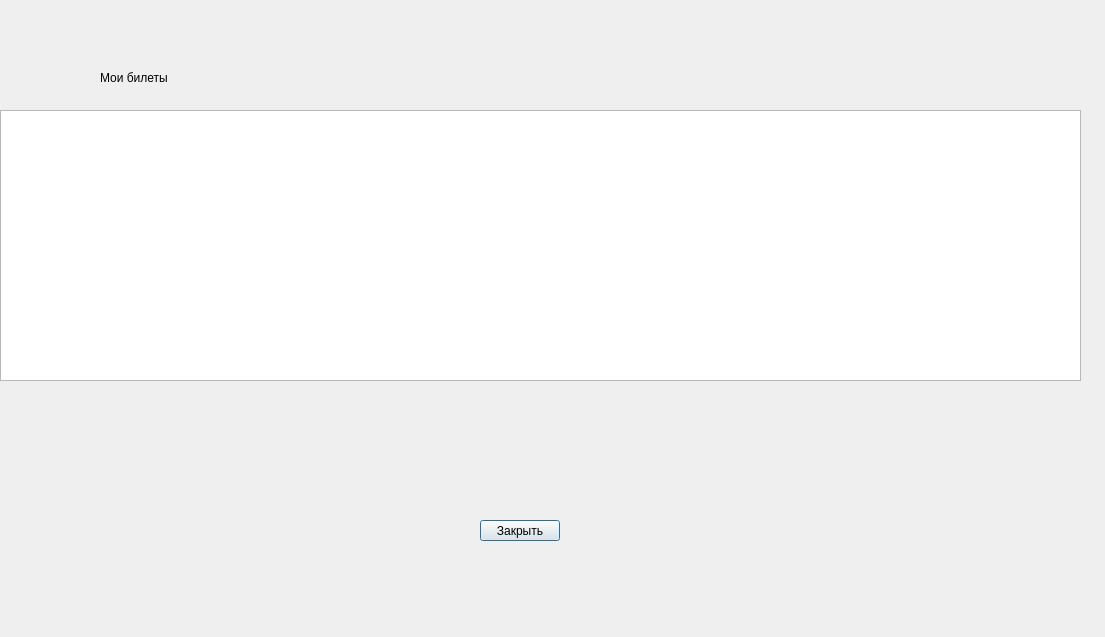
Above: basket_view.ui from stepankolchin/TeatrPostgreSQL before the change. Below: the same form after it.
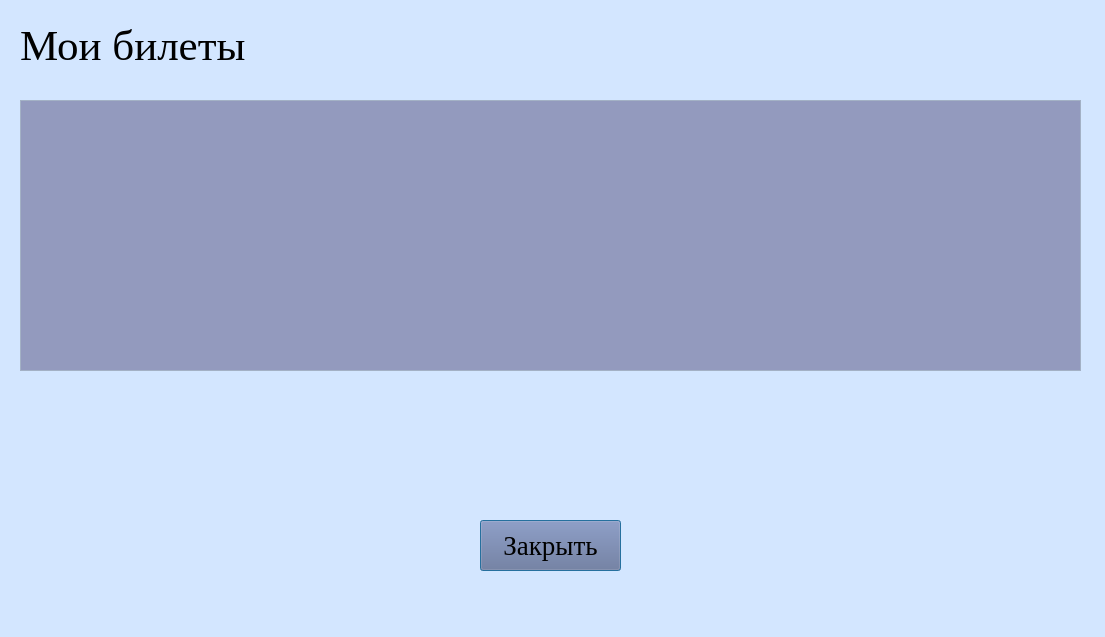
That is the form after the change.

Commit message: Настроить дизайн всех форм

The edit to the form file:
```diff
--- a/basket_view.ui
+++ b/basket_view.ui
@@ -10,28 +10,141 @@
     <height>637</height>
    </rect>
   </property>
+  <property name="palette">
+   <palette>
+    <active>
+     <colorrole role="Base">
+      <brush brushstyle="SolidPattern">
+       <color alpha="255">
+        <red>255</red>
+        <green>255</green>
+        <blue>255</blue>
+       </color>
+      </brush>
+     </colorrole>
+     <colorrole role="Window">
+      <brush brushstyle="SolidPattern">
+       <color alpha="255">
+        <red>211</red>
+        <green>230</green>
+        <blue>255</blue>
+       </color>
+      </brush>
+     </colorrole>
+    </active>
+    <inactive>
+     <colorrole role="Base">
+      <brush brushstyle="SolidPattern">
+       <color alpha="255">
+        <red>255</red>
+        <green>255</green>
+        <blue>255</blue>
+       </color>
+      </brush>
+     </colorrole>
+     <colorrole role="Window">
+      <brush brushstyle="SolidPattern">
+       <color alpha="255">
+        <red>211</red>
+        <green>230</green>
+        <blue>255</blue>
+       </color>
+      </brush>
+     </colorrole>
+    </inactive>
+    <disabled>
+     <colorrole role="Base">
+      <brush brushstyle="SolidPattern">
+       <color alpha="255">
+        <red>211</red>
+        <green>230</green>
+        <blue>255</blue>
+       </color>
+      </brush>
+     </colorrole>
+     <colorrole role="Window">
+      <brush brushstyle="SolidPattern">
+       <color alpha="255">
+        <red>211</red>
+        <green>230</green>
+        <blue>255</blue>
+       </color>
+      </brush>
+     </colorrole>
+    </disabled>
+   </palette>
+  </property>
+  <property name="font">
+   <font>
+    <family>Times New Roman</family>
+    <pointsize>20</pointsize>
+   </font>
+  </property>
   <property name="windowTitle">
    <string>Dialog</string>
   </property>
   <widget class="QTableWidget" name="tableWidget">
    <property name="geometry">
     <rect>
-     <x>0</x>
-     <y>110</y>
-     <width>1081</width>
+     <x>20</x>
+     <y>100</y>
+     <width>1061</width>
      <height>271</height>
     </rect>
    </property>
+   <property name="palette">
+    <palette>
+     <active>
+      <colorrole role="Base">
+       <brush brushstyle="SolidPattern">
+        <color alpha="255">
+         <red>147</red>
+         <green>154</green>
+         <blue>190</blue>
+        </color>
+       </brush>
+      </colorrole>
+     </active>
+     <inactive>
+      <colorrole role="Base">
+       <brush brushstyle="SolidPattern">
+        <color alpha="255">
+         <red>147</red>
+         <green>154</green>
+         <blue>190</blue>
+        </color>
+       </brush>
+      </colorrole>
+     </inactive>
+     <disabled>
+      <colorrole role="Base">
+       <brush brushstyle="SolidPattern">
+        <color alpha="255">
+         <red>211</red>
+         <green>230</green>
+         <blue>255</blue>
+        </color>
+       </brush>
+      </colorrole>
+     </disabled>
+    </palette>
+   </property>
   </widget>
   <widget class="QLabel" name="label_welcome">
    <property name="geometry">
     <rect>
-     <x>100</x>
-     <y>70</y>
-     <width>121</width>
-     <height>16</height>
+     <x>20</x>
+     <y>20</y>
+     <width>411</width>
+     <height>51</height>
     </rect>
    </property>
+   <property name="font">
+    <font>
+     <family>Times New Roman</family>
+     <pointsize>32</pointsize>
+    </font>
+   </property>
    <property name="text">
     <string>Мои билеты</string>
    </property>
@@ -41,10 +154,50 @@
     <rect>
      <x>480</x>
      <y>520</y>
-     <width>80</width>
-     <height>21</height>
+     <width>141</width>
+     <height>51</height>
     </rect>
    </property>
+   <property name="palette">
+    <palette>
+     <active>
+      <colorrole role="Button">
+       <brush brushstyle="SolidPattern">
+        <color alpha="255">
+         <red>105</red>
+         <green>112</green>
+         <blue>150</blue>
+        </color>
+       </brush>
+      </colorrole>
+     </active>
+     <inactive>
+      <colorrole role="Button">
+       <brush brushstyle="SolidPattern">
+        <color alpha="255">
+         <red>105</red>
+         <green>112</green>
+         <blue>150</blue>
+        </color>
+       </brush>
+      </colorrole>
+     </inactive>
+     <disabled>
+      <colorrole role="Button">
+       <brush brushstyle="SolidPattern">
+        <color alpha="255">
+         <red>105</red>
+         <green>112</green>
+         <blue>150</blue>
+        </color>
+       </brush>
+      </colorrole>
+     </disabled>
+    </palette>
+   </property>
+   <property name="cursor">
+    <cursorShape>PointingHandCursor</cursorShape>
+   </property>
    <property name="text">
     <string>Закрыть</string>
    </property>
```
The commit also changes 4 other files.
